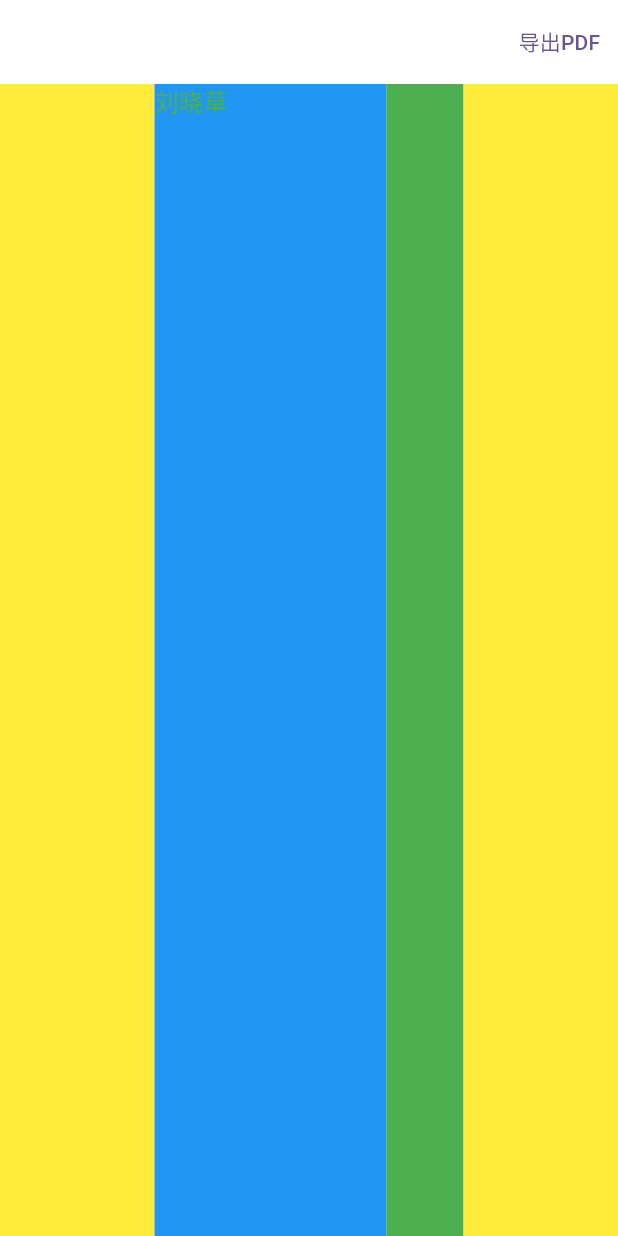
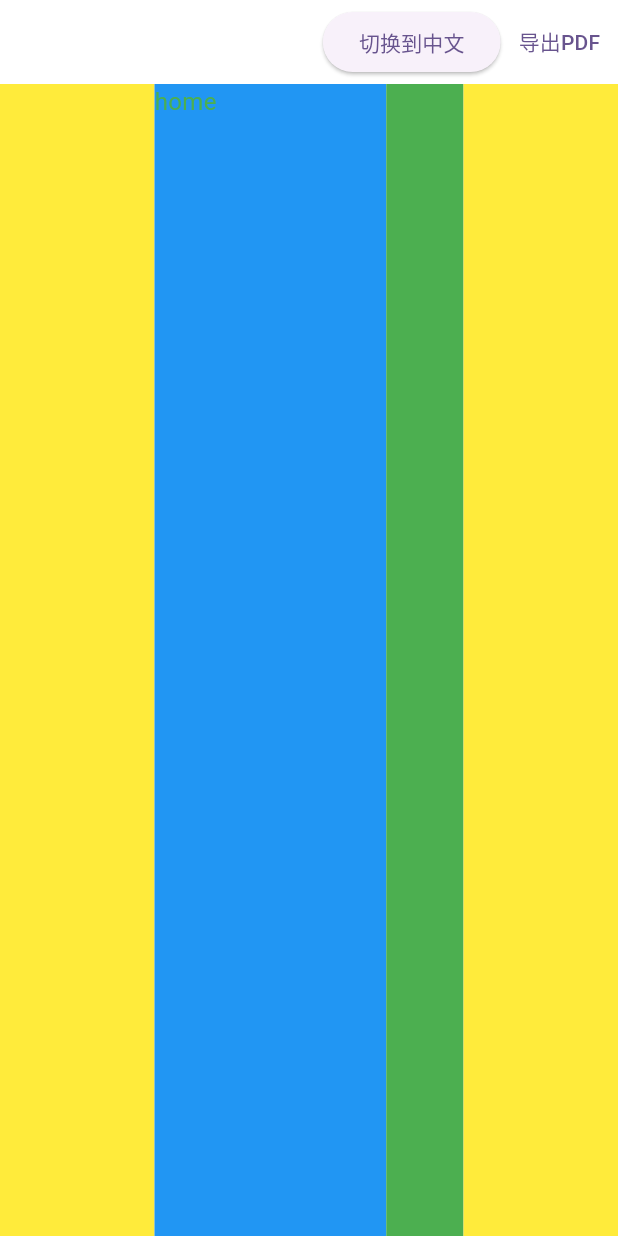
Before and after one commit to acsweets/resume, a Flutter app: the screen it shows after launch, on a phone screen of 412 x 824 dp. Run offline on Flutter 3.47's test engine with Material 3 defaults, Android fonts, the phone set to English and light mode, and no system bars; our stand-ins replace flutter_screenutil, pdf; missing offline and left inert: universal_html.

Commit message:
增加国际化

```diff
--- a/lib/l10n/intl_en.arb
+++ b/lib/l10n/intl_en.arb
@@ -1,4 +1,6 @@
 {
   "title": "home",
-  "hello": "hello"
+  "hello": "hello",
+  "info": "info",
+  "education":"education"
 }
--- a/lib/l10n/intl_zh.arb
+++ b/lib/l10n/intl_zh.arb
@@ -1,4 +1,7 @@
 {
   "title": "主页",
-  "hello": "你好"
+  "hello": "你好",
+  "info": "基本信息",
+  "education":"教育经历"
+
 }
--- /dev/null
+++ b/lib/local/language.dart
@@ -0,0 +1,30 @@
+/// Author:      星星
+/// CreateTime:  2024/7/24
+/// Contact Me:  1395723441@qq.com
+
+
+import 'package:flutter/material.dart';
+
+class LanguageInheritedWidget extends InheritedWidget {
+  final Locale locale;
+  final Function(Locale) changeLanguage;
+
+  const LanguageInheritedWidget({
+    super.key,
+    required this.locale,
+    required this.changeLanguage,
+    required super.child,
+  });
+
+  static LanguageInheritedWidget of(BuildContext context) {
+    final LanguageInheritedWidget? result =
+    context.dependOnInheritedWidgetOfExactType<LanguageInheritedWidget>();
+    assert(result != null, 'No LanguageInheritedWidget found in context');
+    return result!;
+  }
+
+  @override
+  bool updateShouldNotify(LanguageInheritedWidget oldWidget) {
+    return locale != oldWidget.locale;
+  }
+}
--- /dev/null
+++ b/lib/local/language_provider.dart
@@ -0,0 +1,36 @@
+import 'package:flutter/material.dart';
+
+import 'language.dart';
+
+/// Author:      星星
+/// CreateTime:  2024/7/24
+/// Contact Me:  1395723441@qq.com
+
+
+class LanguageProvider extends StatefulWidget {
+  final Widget child;
+
+  const LanguageProvider({super.key, required this.child});
+
+  @override
+   createState() => _LanguageProviderState();
+}
+
+class _LanguageProviderState extends State<LanguageProvider> {
+  Locale _locale = const Locale('en', '');
+
+  void changeLanguage(Locale newLocale) {
+    setState(() {
+      _locale = newLocale;
+    });
+  }
+
+  @override
+  Widget build(BuildContext context) {
+    return LanguageInheritedWidget(
+      locale: _locale,
+      changeLanguage: changeLanguage,
+      child: widget.child,
+    );
+  }
+}
--- a/lib/main.dart
+++ b/lib/main.dart
@@ -2,8 +2,10 @@ import 'package:flutter/material.dart';
 import 'package:resume/model/load.dart';
 import 'package:resume/resume/my_resume.dart';
 
+import 'local/language_provider.dart';
+
 void main() async {
    WidgetsFlutterBinding.ensureInitialized();
    await Load.instance.init();
-   runApp(const MyResume());
+   runApp(const LanguageProvider(child: MyResume()));
 }
--- a/lib/resume/my_resume.dart
+++ b/lib/resume/my_resume.dart
@@ -5,37 +5,38 @@ import 'package:resume/resume/resume_page.dart';
 import 'package:flutter_localizations/flutter_localizations.dart';
 
 import '../generated/l10n.dart';
+import '../local/language.dart';
+
 /// Author:      星星
 /// CreateTime:  2024/7/18
 /// Contact Me:  1395723441@qq.com
-
 
 class MyResume extends StatelessWidget {
   const MyResume({super.key});
 
   @override
   Widget build(BuildContext context) {
+    final languageInherited = LanguageInheritedWidget.of(context);
     return MaterialApp(
+      locale: languageInherited.locale,
       localizationsDelegates: const [
         GlobalMaterialLocalizations.delegate,
         GlobalWidgetsLocalizations.delegate,
         GlobalCupertinoLocalizations.delegate,
         S.delegate,
       ],
-      supportedLocales: const [
-        Locale('en', ''), // 英语
-        Locale('zh', ''), // 中文
-        // 添加其他支持的语言
-      ],
-      debugShowCheckedModeBanner:false,
+      supportedLocales: S.delegate.supportedLocales,
+      debugShowCheckedModeBanner: false,
       title: '衿璃',
       theme: ThemeData(
         colorScheme: ColorScheme.fromSeed(seedColor: Colors.deepPurple),
         useMaterial3: true,
       ),
-      home:  ScreenUtilInit (designSize : const Size(1920, 1080),  builder:(_, child) {
-        return  const ResumePage();
-      }),
+      home: ScreenUtilInit(
+          designSize: const Size(1920, 1080),
+          builder: (_, child) {
+            return const ResumePage();
+          }),
     );
   }
 }
--- a/lib/resume/resume_page.dart
+++ b/lib/resume/resume_page.dart
@@ -15,9 +15,12 @@ import 'package:pdf/widgets.dart' as pw;
 import 'dart:io';
 import 'package:flutter/services.dart';
 import 'dart:ui' as ui;
+import '../generated/l10n.dart';
 import '../model/resume.dart';
 import '../widgets/tag.dart';
 import 'package:resume/model/load.dart';
+
+import '../widgets/toggle_button.dart';
 
 class ResumePage extends StatefulWidget {
   const ResumePage({super.key});
@@ -52,6 +55,7 @@ class _ResumePageState extends State<ResumePage> {
           appBar: AppBar(
             backgroundColor: Colors.white,
             actions: [
+              const LanguageToggleButton(),
               TextButton(
                   onPressed: () {
                     compute(captureAndSavePng, null);
@@ -139,10 +143,11 @@ class _ResumePageState extends State<ResumePage> {
     }
   }
 
+//S.of(context).title, "${Load.resumeData?.info.name}",
   Widget ItemResume() {
     return Container(
       child: Text(
-        "${Load.resumeData?.info.name}",
+        "${S.of(context).title}",
         style: TextStyle(color: Colors.green, fontSize: 16),
       ),
     );
@@ -150,9 +155,7 @@ class _ResumePageState extends State<ResumePage> {
 
   Widget itemInfo(InfoBean info) {
     return Column(
-      children: [
-
-      ],
+      children: [],
     );
   }
 }
--- /dev/null
+++ b/lib/widgets/toggle_button.dart
@@ -0,0 +1,23 @@
+import 'package:flutter/material.dart';
+
+import '../local/language.dart';
+
+/// Author:      星星
+/// CreateTime:  2024/7/24
+/// Contact Me:  1395723441@qq.com
+
+class LanguageToggleButton extends StatelessWidget {
+  const LanguageToggleButton({super.key});
+
+  @override
+  Widget build(BuildContext context) {
+    final languageInherited = LanguageInheritedWidget.of(context);
+    final isEnglish = languageInherited.locale.languageCode == 'en';
+    return ElevatedButton(
+      onPressed: () {
+        languageInherited.changeLanguage(isEnglish ? const Locale('zh', '') : const Locale('en', ''));
+      },
+      child: Text(isEnglish ? '切换到中文' : 'Switch to English'),
+    );
+  }
+}
```
Also changed, not shown: lib/generated/intl/messages_en.dart, lib/generated/intl/messages_zh.dart, lib/generated/l10n.dart.
